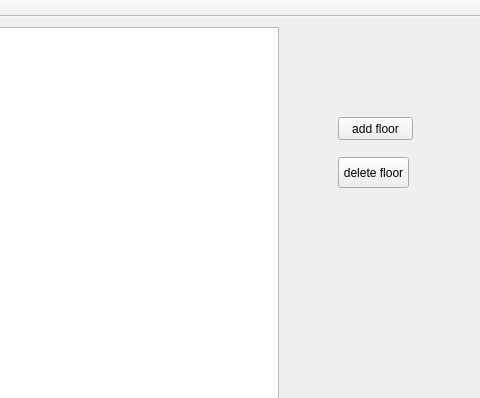
Slaviantus/Old-university-projects-, file Elevator_project/mainwindow.ui: the form before one commit; both pictures show x 522 to 1002 and y 0 to 398 of the 1002 by 789 pixel window.
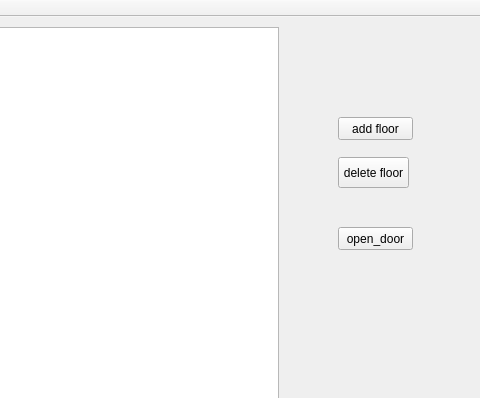
The form after the commit. Custom widgets are drawn as their Qt base class.

What changed in the file:
```diff
--- a/Elevator_project/mainwindow.ui
+++ b/Elevator_project/mainwindow.ui
@@ -65,6 +65,19 @@
      <string>delete floor</string>
     </property>
    </widget>
+   <widget class="QPushButton" name="pushButton">
+    <property name="geometry">
+     <rect>
+      <x>860</x>
+      <y>210</y>
+      <width>75</width>
+      <height>23</height>
+     </rect>
+    </property>
+    <property name="text">
+     <string>open_door</string>
+    </property>
+   </widget>
   </widget>
   <widget class="QMenuBar" name="menuBar">
    <property name="geometry">
```
